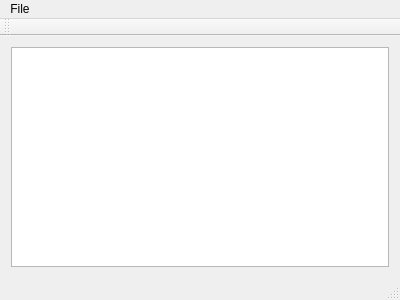
Before: the Qt Designer form mainwindow.ui in baldisbk/piclib, drawn with Qt 5.
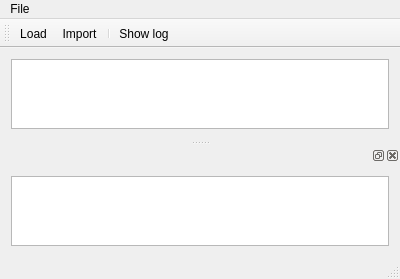
After: the same form once the commit is applied.

Commit message: Save and load storage

```diff
--- a/mainwindow.ui
+++ b/mainwindow.ui
@@ -7,16 +7,16 @@
     <x>0</x>
     <y>0</y>
     <width>400</width>
-    <height>300</height>
+    <height>268</height>
    </rect>
   </property>
   <property name="windowTitle">
    <string>MainWindow</string>
   </property>
   <widget class="QWidget" name="centralWidget">
-   <layout class="QHBoxLayout" name="horizontalLayout">
+   <layout class="QVBoxLayout" name="verticalLayout" stretch="1">
     <item>
-     <widget class="QPlainTextEdit" name="plainTextEdit"/>
+     <widget class="QTableView" name="tableView"/>
     </item>
    </layout>
   </widget>
@@ -45,8 +45,24 @@
    <attribute name="toolBarBreak">
     <bool>false</bool>
    </attribute>
+   <addaction name="actionLoad"/>
+   <addaction name="actionImport"/>
+   <addaction name="separator"/>
+   <addaction name="actionActionShowLog"/>
   </widget>
   <widget class="QStatusBar" name="statusBar"/>
+  <widget class="QDockWidget" name="dockWidget">
+   <attribute name="dockWidgetArea">
+    <number>8</number>
+   </attribute>
+   <widget class="QWidget" name="dockWidgetContents">
+    <layout class="QVBoxLayout" name="verticalLayout_2">
+     <item>
+      <widget class="QPlainTextEdit" name="plainTextEdit"/>
+     </item>
+    </layout>
+   </widget>
+  </widget>
   <action name="actionLoad">
    <property name="text">
     <string>Load</string>
@@ -57,6 +73,14 @@
     <string>Import</string>
    </property>
   </action>
+  <action name="actionActionShowLog">
+   <property name="checkable">
+    <bool>true</bool>
+   </property>
+   <property name="text">
+    <string>Show log</string>
+   </property>
+  </action>
  </widget>
  <layoutdefault spacing="6" margin="11"/>
  <resources/>
```
Left out of the diff: 37 changed lines with no effect on the pictures. The commit also changes 5 other files.
